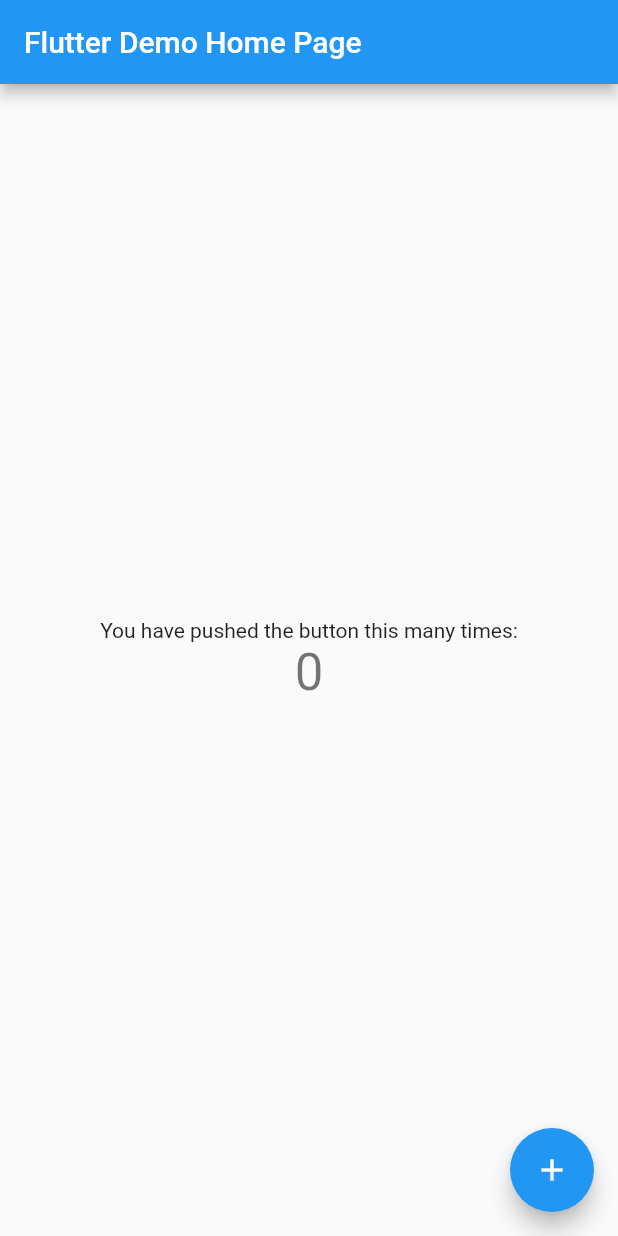
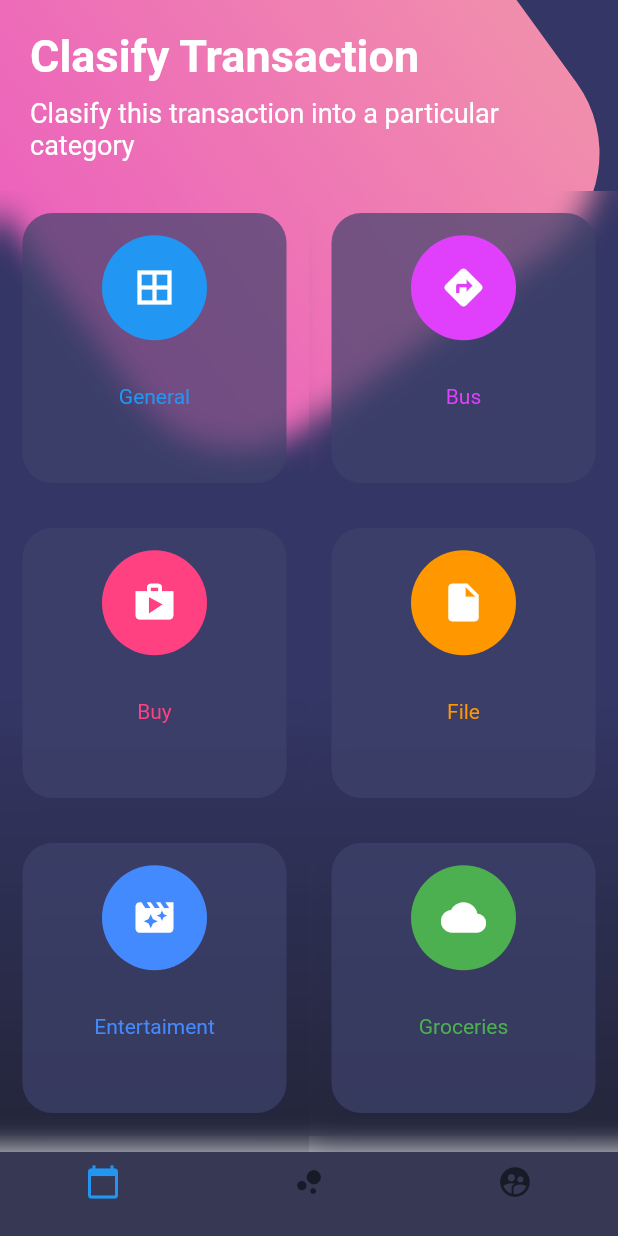
Before and after one commit to CesarJoel02/disenios, a Flutter app: the screen it shows after launch, on a phone screen of 412 x 824 dp. Run offline on Flutter 3.47's test engine with Material 2 defaults, Android fonts, the phone set to English and light mode, and no system bars.

Commit message:
Aplicacion terminada

```diff
--- a/lib/main.dart
+++ b/lib/main.dart
@@ -1,111 +1,28 @@
+import 'package:disenios/src/pages/basic_page.dart';
+import 'package:disenios/src/pages/botones_page.dart';
+import 'package:disenios/src/pages/scroll_page.dart';
 import 'package:flutter/material.dart';
+import 'package:flutter/services.dart';
 
 void main() => runApp(MyApp());
 
 class MyApp extends StatelessWidget {
-  // This widget is the root of your application.
   @override
   Widget build(BuildContext context) {
+
+    SystemChrome.setSystemUIOverlayStyle(SystemUiOverlayStyle.light.copyWith(
+      statusBarColor: Colors.transparent
+    ));
+
     return MaterialApp(
-      title: 'Flutter Demo',
-      theme: ThemeData(
-        // This is the theme of your application.
-        //
-        // Try running your application with "flutter run". You'll see the
-        // application has a blue toolbar. Then, without quitting the app, try
-        // changing the primarySwatch below to Colors.green and then invoke
-        // "hot reload" (press "r" in the console where you ran "flutter run",
-        // or simply save your changes to "hot reload" in a Flutter IDE).
-        // Notice that the counter didn't reset back to zero; the application
-        // is not restarted.
-        primarySwatch: Colors.blue,
-      ),
-      home: MyHomePage(title: 'Flutter Demo Home Page'),
+      title: 'Diseños',
+      debugShowCheckedModeBanner: false,
+      initialRoute: 'botones',
+      routes:{
+       'basic'    : (BuildContext context) => BasicPage(),
+       'scroll'   : (BuildContext context) => ScrollPage(),
+       'botones'  : (BuildContext context) => BotonesPage()
+     },
     );
   }
 }
-
-class MyHomePage extends StatefulWidget {
-  MyHomePage({Key key, this.title}) : super(key: key);
-
-  // This widget is the home page of your application. It is stateful, meaning
-  // that it has a State object (defined below) that contains fields that affect
-  // how it looks.
-
-  // This class is the configuration for the state. It holds the values (in this
-  // case the title) provided by the parent (in this case the App widget) and
-  // used by the build method of the State. Fields in a Widget subclass are
-  // always marked "final".
-
-  final String title;
-
-  @override
-  _MyHomePageState createState() => _MyHomePageState();
-}
-
-class _MyHomePageState extends State<MyHomePage> {
-  int _counter = 0;
-
-  void _incrementCounter() {
-    setState(() {
-      // This call to setState tells the Flutter framework that something has
-      // changed in this State, which causes it to rerun the build method below
-      // so that the display can reflect the updated values. If we changed
-      // _counter without calling setState(), then the build method would not be
-      // called again, and so nothing would appear to happen.
-      _counter++;
-    });
-  }
-
-  @override
-  Widget build(BuildContext context) {
-    // This method is rerun every time setState is called, for instance as done
-    // by the _incrementCounter method above.
-    //
-    // The Flutter framework has been optimized to make rerunning build methods
-    // fast, so that you can just rebuild anything that needs updating rather
-    // than having to individually change instances of widgets.
-    return Scaffold(
-      appBar: AppBar(
-        // Here we take the value from the MyHomePage object that was created by
-        // the App.build method, and use it to set our appbar title.
-        title: Text(widget.title),
-      ),
-      body: Center(
-        // Center is a layout widget. It takes a single child and positions it
-        // in the middle of the parent.
-        child: Column(
-          // Column is also layout widget. It takes a list of children and
-          // arranges them vertically. By default, it sizes itself to fit its
-          // children horizontally, and tries to be as tall as its parent.
-          //
-          // Invoke "debug painting" (press "p" in the console, choose the
-          // "Toggle Debug Paint" action from the Flutter Inspector in Android
-          // Studio, or the "Toggle Debug Paint" command in Visual Studio Code)
-          // to see the wireframe for each widget.
-          //
-          // Column has various properties to control how it sizes itself and
-          // how it positions its children. Here we use mainAxisAlignment to
-          // center the children vertically; the main axis here is the vertical
-          // axis because Columns are vertical (the cross axis would be
-          // horizontal).
-          mainAxisAlignment: MainAxisAlignment.center,
-          children: <Widget>[
-            Text(
-              'You have pushed the button this many times:',
-            ),
-            Text(
-              '$_counter',
-              style: Theme.of(context).textTheme.display1,
-            ),
-          ],
-        ),
-      ),
-      floatingActionButton: FloatingActionButton(
-        onPressed: _incrementCounter,
-        tooltip: 'Increment',
-        child: Icon(Icons.add),
-      ), // This trailing comma makes auto-formatting nicer for build methods.
-    );
-  }
-}
--- /dev/null
+++ b/lib/src/pages/botones_page.dart
@@ -0,0 +1,192 @@
+import 'dart:math';
+import 'dart:ui' as prefix0;
+
+import 'package:flutter/material.dart';
+
+class BotonesPage extends StatelessWidget {
+
+
+  @override
+  Widget build(BuildContext context) {
+    return Scaffold(
+
+      body: Stack(
+        children: <Widget>[
+          _fondoApp(),
+          SingleChildScrollView(
+            child: Column(
+              children: <Widget>[
+                _titulos(),
+                _botonesRedondeados(),
+              ],
+            ),
+          )
+        ],
+      ),
+      bottomNavigationBar: _bottomNavigationBar(context),
+    );
+  }
+
+  Widget _fondoApp(){
+
+    final gradiente = Container(
+      width: double.infinity,
+      height: double.infinity,
+      decoration: BoxDecoration(
+        gradient: LinearGradient(
+          begin: FractionalOffset(0.0, 0.6),
+          end: FractionalOffset(0.0, 1.0),
+          colors: [
+            Color.fromRGBO(52, 54, 101, 1.0),
+            Color.fromRGBO(35, 37, 57, 1.0)
+          ]
+        ),
+      ),
+    );
+
+    final cajaRosa =
+
+    Transform.rotate(
+      angle: -pi/5.0,
+      child: Container(
+      height: 360,
+      width: 360,
+      decoration: BoxDecoration(
+        borderRadius: BorderRadius.circular(80),
+        gradient: LinearGradient(
+          colors: [
+            Color.fromRGBO(236, 98, 188, 1.0),
+            Color.fromRGBO(241, 142, 172, 1.0)
+          ]
+        ),
+      ),
+    ),
+    );
+
+
+
+    return Stack(
+      children: <Widget>[
+        gradiente,
+        Positioned(
+          top: -100,
+        child: cajaRosa
+        ),
+      ],
+    );
+
+  }
+
+
+  Widget _titulos(){
+
+    return SafeArea(
+          child: Container(
+            padding: EdgeInsets.all(20.0),
+        child: Column(
+          crossAxisAlignment: CrossAxisAlignment.start,
+          children: <Widget>[
+            Text('Clasify Transaction',style: TextStyle(color: Colors.white, fontSize: 30.0, fontWeight: FontWeight.bold),),
+            SizedBox(height: 10.0,),
+            Text('Clasify this transaction into a particular category',style: TextStyle(color: Colors.white, fontSize: 18.0))
+          ],
+        ),
+      ),
+    );
+
+  }
+
+
+  Widget _bottomNavigationBar(BuildContext context){
+
+    return  Theme(
+      data: Theme.of(context).copyWith(
+        canvasColor: Color.fromRGBO(55, 57, 84, 1.0),
+        primaryColor: Colors.pinkAccent,
+        textTheme: Theme.of(context).textTheme
+        .copyWith(caption: TextStyle(color: Color.fromRGBO(116, 117, 152, 1.0)))
+      ),
+      child:BottomNavigationBar(
+        items: <BottomNavigationBarItem>[
+          BottomNavigationBarItem(
+            icon: Icon(Icons.calendar_today),
+            title: Container()
+            ),
+            BottomNavigationBarItem(
+            icon: Icon(Icons.bubble_chart),
+            title: Container()
+          ),
+          BottomNavigationBarItem(
+            icon: Icon(Icons.supervised_user_circle),
+            title: Container()
+          ),
+        ],
+      ),
+    );
+
+  }
+
+  Widget _botonesRedondeados(){
+
+    return Table(
+      children: [
+        TableRow(
+          children: [
+            _crearBotonRedondeado(Colors.blue, Icons.border_all, 'General'),
+            _crearBotonRedondeado(Colors.purpleAccent, Icons.directions, 'Bus'),
+          ]
+        ),
+        TableRow(
+          children: [
+            _crearBotonRedondeado(Colors.pinkAccent, Icons.shop, 'Buy'),
+            _crearBotonRedondeado(Colors.orange, Icons.insert_drive_file, 'File'),
+          ]
+        ),
+        TableRow(
+          children: [
+            _crearBotonRedondeado(Colors.blueAccent, Icons.movie_filter, 'Entertaiment'),
+            _crearBotonRedondeado(Colors.green, Icons.cloud, 'Groceries'),
+          ]
+        ),TableRow(
+          children: [
+            _crearBotonRedondeado(Colors.red, Icons.collections, 'Photos'),
+            _crearBotonRedondeado(Colors.teal, Icons.help_outline, 'General'),
+          ]
+        ),
+      ],
+    );
+
+  }
+
+  Widget _crearBotonRedondeado(Color color, IconData icono, String text){
+
+    return ClipRect(
+          child: BackdropFilter(
+            filter: prefix0.ImageFilter.blur( sigmaX: 10.0 ,sigmaY: 10.0 ),
+            child: Container(
+              height: 180.0,
+              margin: EdgeInsets.all(15.0),
+              decoration: BoxDecoration(
+                color: Color.fromRGBO(62, 66, 107, 0.7),
+                borderRadius: BorderRadius.circular(20.0)
+              ),
+              child: Column(
+                mainAxisAlignment: MainAxisAlignment.spaceAround,
+                children: <Widget>[
+                  CircleAvatar(
+                    backgroundColor: color ,
+                    radius: 35.0,
+                    child: Icon(icono, color: Colors.white, size: 30.0,),
+                  ),
+                  Text(text, style: TextStyle(color: color),),
+                  SizedBox(height: 5.0,)
+                ],
+              ),
+            ),
+          ),
+    );
+
+  }
+
+
+}
--- a/pubspec.yaml
+++ b/pubspec.yaml
@@ -41,8 +41,9 @@ flutter:
   uses-material-design: true
 
   # To add assets to your application, add an assets section, like this:
-  # assets:
-  #  - images/a_dot_burr.jpeg
+  assets:
+    # - assets/
+    - assets/
   #  - images/a_dot_ham.jpeg
 
   # An image asset can refer to one or more resolution-specific "variants", see
```
Also changed, not shown: lib/src/pages/basic_page.dart (added, +96 -0 lines), lib/src/pages/scroll_page.dart (added, +90 -0 lines), assets/scroll-1.png (added), 1 other file.
